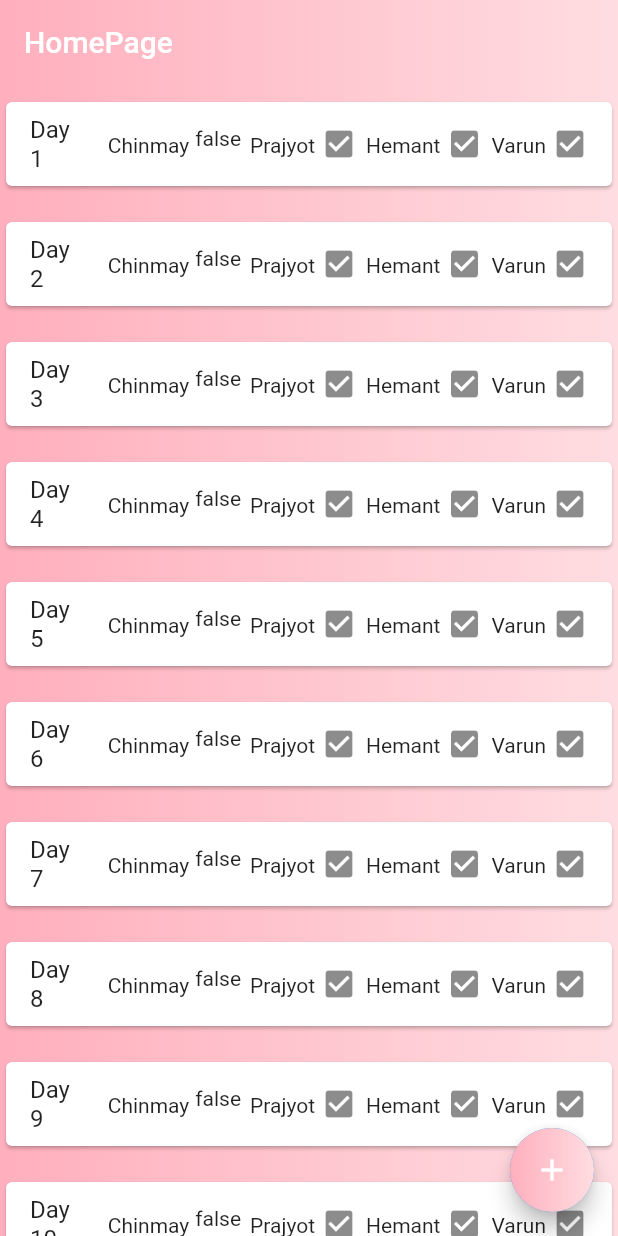
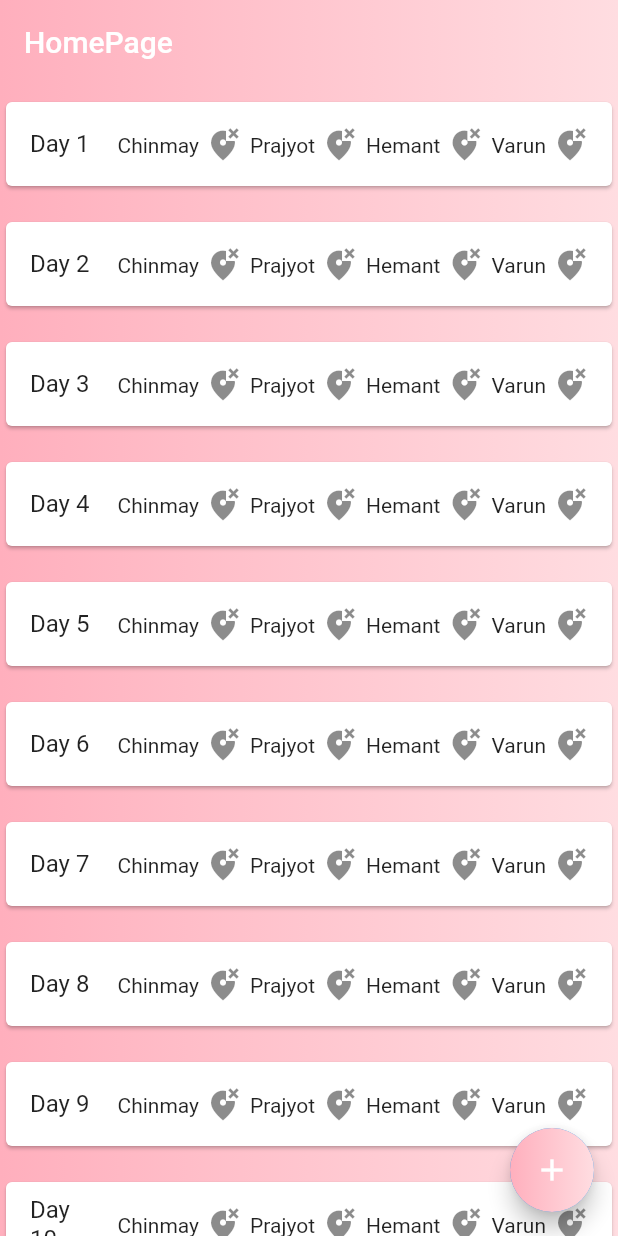
Before and after one commit to BrawlerXull/Tiffin-Management-System-Frontend, a Flutter app: the screen it shows after launch, on a phone screen of 412 x 824 dp. Run offline on Flutter 3.47's test engine with Material 2 defaults, Android fonts, the phone set to English and light mode, and no system bars.

Commit message:
second commit

```diff
--- a/lib/pages/homepage.dart
+++ b/lib/pages/homepage.dart
@@ -12,12 +12,14 @@ class HomePage extends StatefulWidget {
 }
 
 class _HomePageState extends State<HomePage> {
-
   @override
-  var f=false;
+  var f = false;
   var x = 0;
   var index2 = 0;
   var chinmaydays = List.filled(31, false);
+  var prajyotdays = List.filled(31, false);
+  var varundays = List.filled(31, false);
+  var hemantdays = List.filled(31, false);
   Widget build(BuildContext context) {
     return Scaffold(
       appBar: AppBar(
@@ -33,7 +35,7 @@ class _HomePageState extends State<HomePage> {
       body: ListView.builder(
           itemCount: 31, // the length
           itemBuilder: (context, index) {
-            index2=index;
+            index2 = index;
             index = index + 1;
             return Container(
               decoration: const BoxDecoration(
@@ -54,7 +56,9 @@ class _HomePageState extends State<HomePage> {
                                     top: 5), //apply padding to all four sides
                                 child: Text("Chinmay"),
                               ),
-                              Text(chinmaydays[index2].toString())
+                              chinmaydays[index2].toString() == "true"
+                                  ? Icon(Icons.check)
+                                  : Icon(Icons.wrong_location)
                             ]),
                           ),
                           Container(
@@ -64,9 +68,9 @@ class _HomePageState extends State<HomePage> {
                                     top: 5), //apply padding to all four sides
                                 child: Text("Prajyot"),
                               ),
-                              Icon(
-                                Icons.check_box,
-                              )
+                              prajyotdays[index2].toString() == "true"
+                                  ? Icon(Icons.check)
+                                  : Icon(Icons.wrong_location)
                             ]),
                           ),
                           Container(
@@ -76,9 +80,9 @@ class _HomePageState extends State<HomePage> {
                                     top: 5), //apply padding to all four sides
                                 child: Text("Hemant"),
                               ),
-                              Icon(
-                                Icons.check_box,
-                              )
+                              hemantdays[index2].toString() == "true"
+                                  ? Icon(Icons.check)
+                                  : Icon(Icons.wrong_location)
                             ]),
                           ),
                           Container(
@@ -88,9 +92,9 @@ class _HomePageState extends State<HomePage> {
                                     top: 5), //apply padding to all four sides
                                 child: Text("Varun"),
                               ),
-                              Icon(
-                                Icons.check_box,
-                              )
+                              varundays[index2].toString() == "true"
+                                  ? Icon(Icons.check)
+                                  : Icon(Icons.wrong_location)
                             ]),
                           ),
                         ],
@@ -115,8 +119,11 @@ class _HomePageState extends State<HomePage> {
           if (res.statusCode == 200) {
             var data = await json.decode(res.body);
             setState(() {
-              for(int i=0;i<31;i++){
-                chinmaydays[i]=data["days"][i]["chinmay"];
+              for (int i = 0; i < 31; i++) {
+                chinmaydays[i] = data["days"][i]["chinmay"];
+                hemantdays[i] = data["days"][i]["hemant"];
+                varundays[i] = data["days"][i]["varun"];
+                prajyotdays[i] = data["days"][i]["prajyot"];
               }
             });
             print(chinmaydays);
```
Also changed, not shown: lib/main.dart (line endings or trailing spaces), 1 other file.
